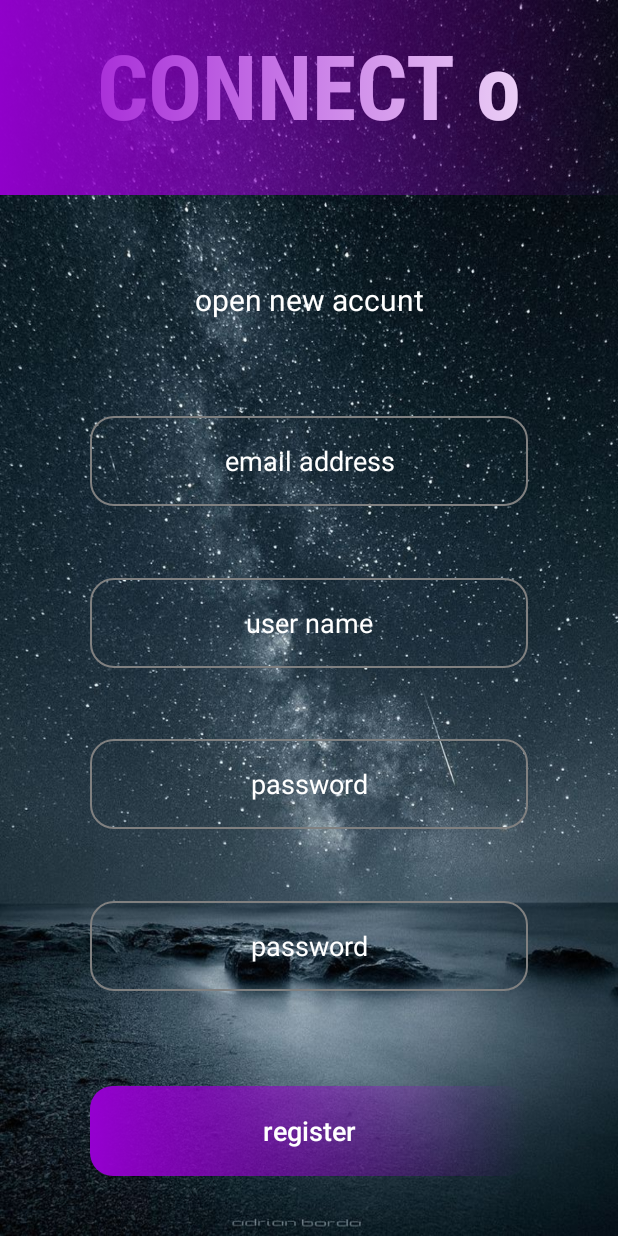
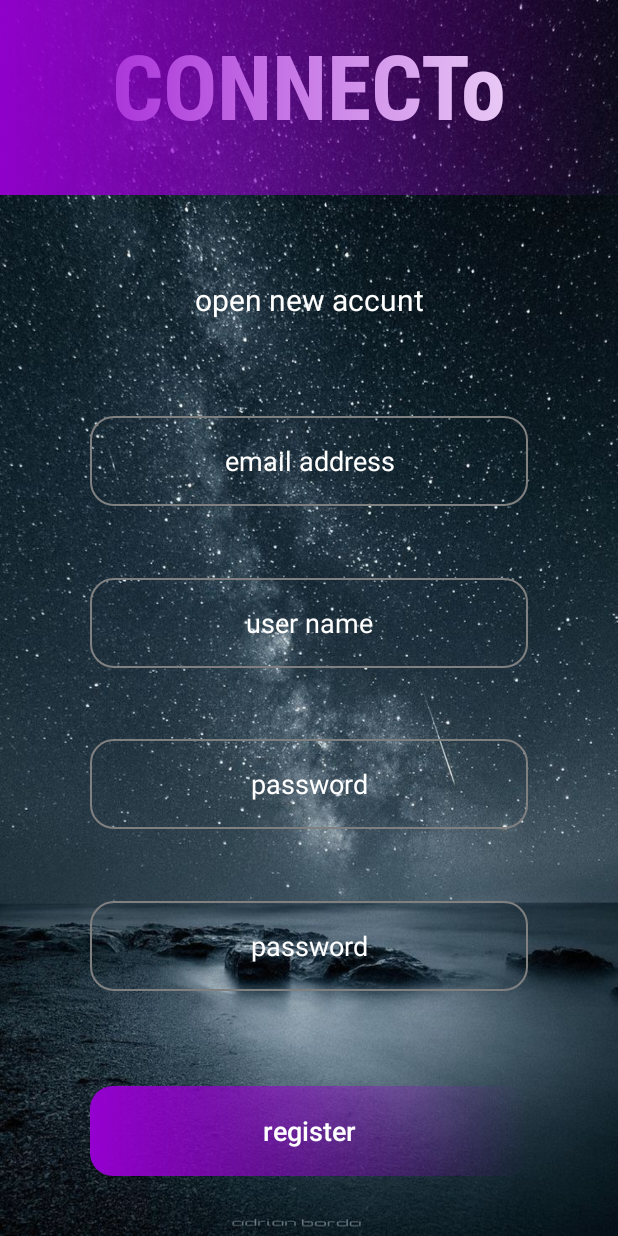
Before and after one commit to saaim62/new_message_app, an Android app: the register screen opened directly, with no data from a screen before it, on a phone screen of 412 x 824 dp. Run offline under Robolectric (Android 15) with nearby library versions, the phone set to English and light mode, and no system bars.

Commit message:
name updated

```diff
--- a/app/src/main/java/com/thedesignerx/saim/new_message_app/BackGroundTaskLogin.java
+++ b/app/src/main/java/com/thedesignerx/saim/new_message_app/BackGroundTaskLogin.java
@@ -67,7 +67,7 @@ public class BackGroundTaskLogin extends AsyncTask<String, Void, String> {
                 while ((line = bufferedReader.readLine()) != null) {
                     result.append(line);
                 }
-                logdin = true;
+
                 return String.valueOf(result);
             } catch (MalformedURLException e) {
                 e.printStackTrace();
@@ -88,6 +88,9 @@ public class BackGroundTaskLogin extends AsyncTask<String, Void, String> {
     @Override
     protected void onPostExecute(String result) {
         Toast.makeText(ctx, result, Toast.LENGTH_LONG).show();
+        if(result.equals("Welcome user")){
+            logdin = true;
+        }
         if (logdin){
             Intent intent = new Intent(ctx, MainActivity.class);
             ctx.startActivity(intent);
--- a/app/src/main/res/layout/activity_login.xml
+++ b/app/src/main/res/layout/activity_login.xml
@@ -75,7 +75,7 @@
         android:layout_height="wrap_content"
         android:layout_marginTop="16dp"
         android:fontFamily="sans-serif-condensed"
-        android:text="CONNECT o"
+        android:text="CONNECTo"
         android:textColor="@color/white"
         android:textSize="60sp"
         android:textStyle="bold"
--- a/app/src/main/res/layout/activity_register.xml
+++ b/app/src/main/res/layout/activity_register.xml
@@ -117,7 +117,7 @@
         android:layout_height="wrap_content"
         android:layout_marginTop="16dp"
         android:fontFamily="sans-serif-condensed"
-        android:text="CONNECT o"
+        android:text="CONNECTo"
         android:textColor="@color/white"
         android:textSize="60sp"
         android:textStyle="bold"
```
